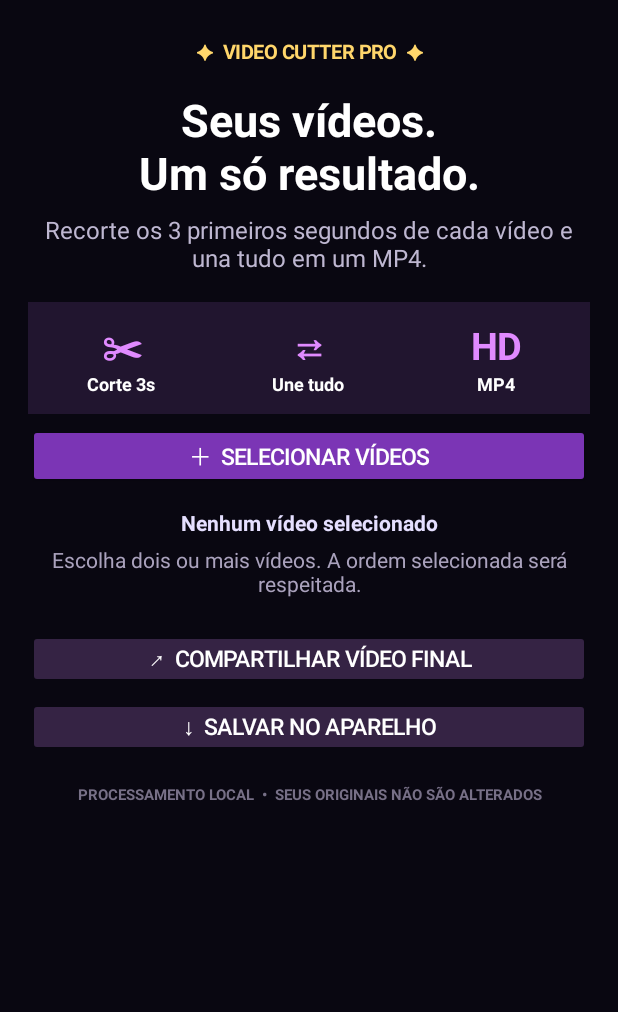
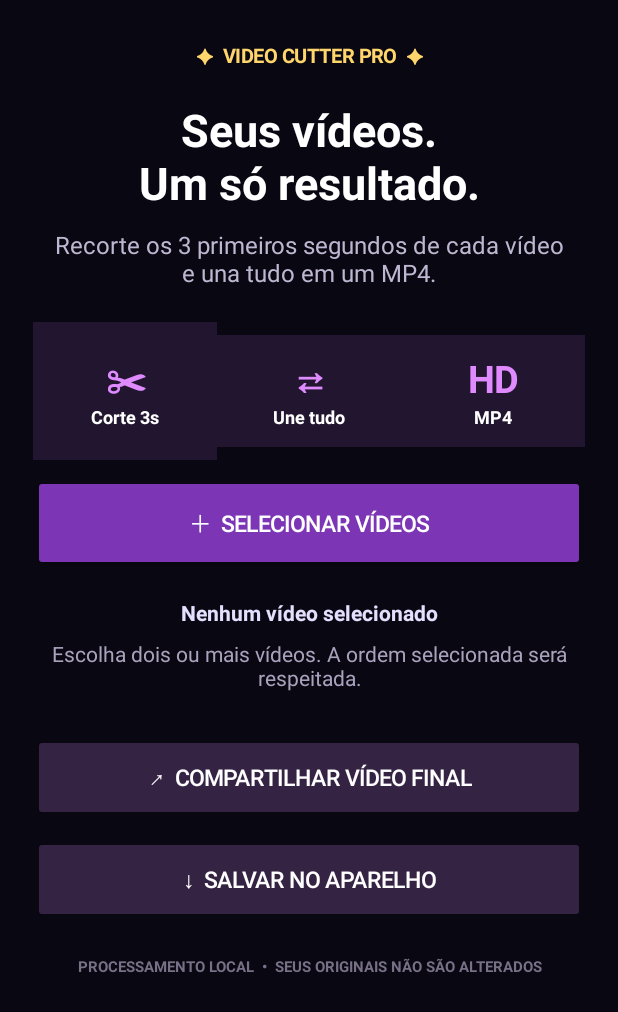
Before and after one commit to xavecotrabalhos-debug/Nakakakakak, an Android app: the screen it shows after launch (MainActivity), on a phone screen of 412 x 824 dp. Shown: the top 1012 px of the screen. Run offline under Robolectric (Android 15) with nearby library versions, the phone set to English and light mode, and no system bars.

Commit message:
Fix dp sizing causing clipped Android buttons

```diff
--- a/video-cutter/app/src/main/java/com/xaveco/videocutter/MainActivity.java
+++ b/video-cutter/app/src/main/java/com/xaveco/videocutter/MainActivity.java
@@ -28,7 +28,7 @@ public class MainActivity extends Activity {
         super.onCreate(state);
         LinearLayout page = new LinearLayout(this);
         page.setOrientation(LinearLayout.VERTICAL);
-        page.setPadding(28, 38, 28, 28);
+        page.setPadding(dp(22), dp(28), dp(22), dp(24));
         page.setBackgroundColor(0xFF090711);
 
         TextView crown = text("✦  VIDEO CUTTER PRO  ✦", 13, 0xFFFFD66B, true);
@@ -37,18 +37,18 @@ public class MainActivity extends Activity {
 
         TextView title = text("Seus vídeos.\nUm só resultado.", 30, 0xFFFFFFFF, true);
         title.setGravity(Gravity.CENTER);
-        title.setPadding(0, 24, 0, 10);
+        title.setPadding(0, dp(20), 0, dp(10));
         page.addView(title, match());
 
         TextView subtitle = text("Recorte os 3 primeiros segundos de cada vídeo e una tudo em um MP4.", 16, 0xFFBEB7D1, false);
         subtitle.setGravity(Gravity.CENTER);
-        subtitle.setPadding(8, 0, 8, 28);
+        subtitle.setPadding(dp(8), 0, dp(8), dp(22));
         page.addView(subtitle, match());
 
         LinearLayout features = new LinearLayout(this);
         features.setOrientation(LinearLayout.HORIZONTAL);
         features.setGravity(Gravity.CENTER);
-        features.addView(feature("✂", "Corte 3s"), new LinearLayout.LayoutParams(0, 112, 1));
+        features.addView(feature("✂", "Corte 3s"), new LinearLayout.LayoutParams(0, dp(92), 1));
         features.addView(feature("⇄", "Une tudo"), new LinearLayout.LayoutParams(0, 112, 1));
         features.addView(feature("HD", "MP4"), new LinearLayout.LayoutParams(0, 112, 1));
         page.addView(features, match());
@@ -63,12 +63,12 @@ public class MainActivity extends Activity {
 
         count = text("Nenhum vídeo selecionado", 14, 0xFFE5DFFF, true);
         count.setGravity(Gravity.CENTER);
-        count.setPadding(0, 20, 0, 8);
+        count.setPadding(0, dp(18), 0, dp(8));
         page.addView(count, match());
 
         status = text("Escolha dois ou mais vídeos. A ordem selecionada será respeitada.", 14, 0xFFAAA2BD, false);
         status.setGravity(Gravity.CENTER);
-        status.setPadding(0, 0, 0, 22);
+        status.setPadding(0, 0, 0, dp(18));
         page.addView(status, match());
 
         shareButton = new Button(this);
@@ -89,7 +89,7 @@ public class MainActivity extends Activity {
 
         TextView privacy = text("PROCESSAMENTO LOCAL  •  SEUS ORIGINAIS NÃO SÃO ALTERADOS", 10, 0xFF777087, true);
         privacy.setGravity(Gravity.CENTER);
-        privacy.setPadding(0, 28, 0, 0);
+        privacy.setPadding(0, dp(22), 0, 0);
         page.addView(privacy, match());
         setContentView(page);
     }
@@ -99,8 +99,8 @@ public class MainActivity extends Activity {
         button.setBackgroundTintList(ColorStateList.valueOf(background));
         button.setTextSize(15);
         button.setAllCaps(false);
-        button.setMinHeight(58);
-        button.setPadding(18, 12, 18, 12);
+        button.setMinHeight(dp(56));
+        button.setPadding(dp(16), dp(10), dp(16), dp(10));
         button.setGravity(Gravity.CENTER);
         button.setElevation(3);
     }
@@ -114,15 +114,16 @@ public class MainActivity extends Activity {
     private LinearLayout feature(String symbol, String label) {
         LinearLayout card = new LinearLayout(this);
         card.setOrientation(LinearLayout.VERTICAL); card.setGravity(Gravity.CENTER);
-        card.setBackgroundColor(0xFF21152F); card.setPadding(6, 12, 6, 12);
+        card.setBackgroundColor(0xFF21152F); card.setPadding(dp(6), dp(10), dp(6), dp(10));
         TextView a = text(symbol, 25, 0xFFE08AFF, true); a.setGravity(Gravity.CENTER); card.addView(a, match());
         TextView b = text(label, 12, 0xFFFFFFFF, true); b.setGravity(Gravity.CENTER); card.addView(b, match());
         return card;
     }
+    private int dp(int value) { return Math.round(value * getResources().getDisplayMetrics().density); }
     private LinearLayout.LayoutParams match() { return new LinearLayout.LayoutParams(-1, -2); }
     private LinearLayout.LayoutParams buttonParams(int h) {
-        LinearLayout.LayoutParams p = new LinearLayout.LayoutParams(-1, h);
-        p.setMargins(0, 10, 0, 0); return p;
+        LinearLayout.LayoutParams p = new LinearLayout.LayoutParams(-1, dp(h));
+        p.setMargins(0, dp(10), 0, 0); return p;
     }
     private void openPicker() {
         Intent i = new Intent(Intent.ACTION_OPEN_DOCUMENT);
```
